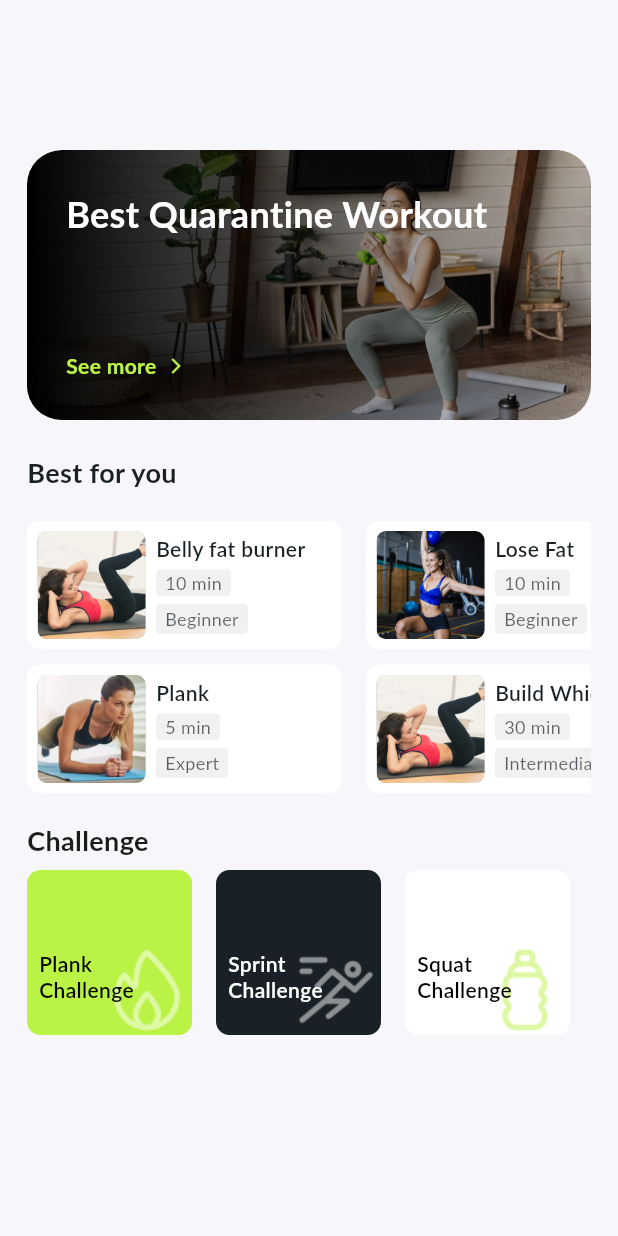
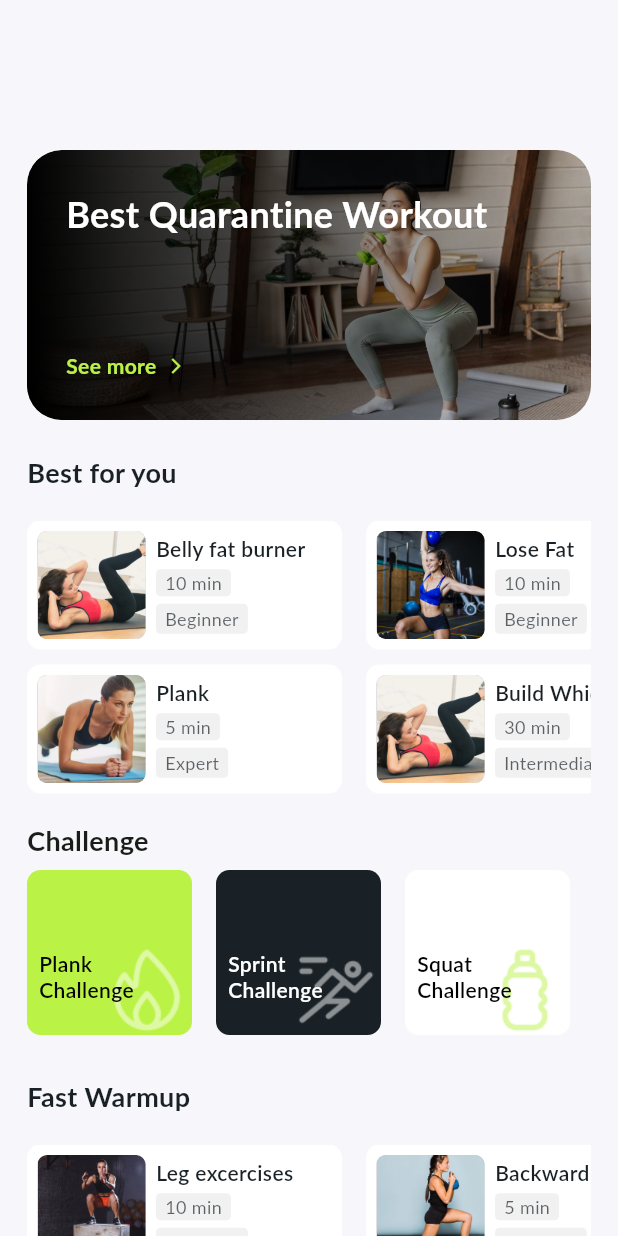
Before and after one commit to Abhi6722/Pyramid-Developers, a Flutter app: the screen it shows after launch, on a phone screen of 412 x 824 dp. Run offline on Flutter 3.47's test engine with Material 3 defaults, Android fonts, the phone set to English and light mode, and no system bars; Roboto replaces fonts that are missing (Lato).

Commit message:
Fast Warmup Section Added

```diff
--- a/lib/screens/home_screen.dart
+++ b/lib/screens/home_screen.dart
@@ -1,6 +1,7 @@
 import 'package:flutter/material.dart';
 import 'package:pyramid_developers/widgets/best_for_you.dart';
 import 'package:pyramid_developers/widgets/challenge.dart';
+import 'package:pyramid_developers/widgets/fast_warmup.dart';
 import 'package:pyramid_developers/widgets/home_screen_banner.dart';
 
 class HomeScreen extends StatelessWidget {
@@ -12,6 +13,7 @@
       backgroundColor: Color(0XFFF7F6FA),
       body: Padding(
         padding: EdgeInsets.symmetric(horizontal: 18.0),
+        child: SingleChildScrollView(
           child: Column(
             children: [
               SizedBox(height: 100,),
@@ -20,7 +22,10 @@
               BestForYou(),
               SizedBox(height: 30,),
               Challenges(),
+              SizedBox(height: 30,),
+              FastWarmup(),
             ],
+          ),
         ),
       ),
     );
--- /dev/null
+++ b/lib/widgets/fast_warmup.dart
@@ -0,0 +1,48 @@
+import 'package:flutter/material.dart';
+import 'package:pyramid_developers/widgets/exercise_card.dart';
+
+class FastWarmup extends StatelessWidget {
+  const FastWarmup({super.key});
+
+  @override
+  Widget build(BuildContext context) {
+    return const Column(
+      crossAxisAlignment: CrossAxisAlignment.start,
+      children: [
+        Text(
+          'Fast Warmup',
+          style: TextStyle(
+            color: Color(0xFF192126),
+            fontSize: 18,
+            fontFamily: 'Lato',
+            fontWeight: FontWeight.w700,
+            height: 0,
+          ),
+        ),
+        SizedBox(height: 21,),
+        SingleChildScrollView(
+          scrollDirection: Axis.horizontal,
+          child: Column(
+            children: [
+              Row(
+                children: [
+                  ExerciseCard(
+                      title: "Leg excercises",
+                      imageUrl: "assets/images/leg_excercises.png",
+                      duration: "10 min",
+                      difficulty: "Beginner"),
+                  SizedBox(width: 16,),
+                  ExerciseCard(
+                      title: "Backward lunges",
+                      imageUrl: "assets/images/backward_lunges.png",
+                      duration: "5 min",
+                      difficulty: "Beginner"),
+                ],
+              ),
+            ],
+          ),
+        ),
+      ],
+    );
+  }
+}
```
Also changed, not shown: assets/images/backward_lunges.png (added), assets/images/leg_excercises.png (added). Lines whose indentation alone changed are shown as unchanged.
